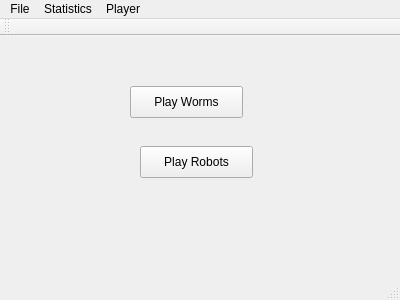
First picture: the form in gui/mainwindow.ui, repository ezfe/qtrepo_eline_mestiasz, before the edit.
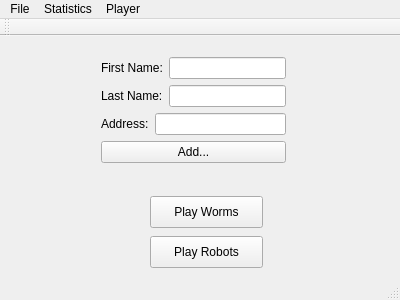
Second picture: the form after the edit.

What changed in the file:
```diff
--- a/gui/mainwindow.ui
+++ b/gui/mainwindow.ui
@@ -17,8 +17,8 @@
    <widget class="QPushButton" name="playWormsButton">
     <property name="geometry">
      <rect>
-      <x>130</x>
-      <y>50</y>
+      <x>150</x>
+      <y>160</y>
       <width>113</width>
       <height>32</height>
      </rect>
@@ -30,8 +30,8 @@
    <widget class="QPushButton" name="playRobotsButton">
     <property name="geometry">
      <rect>
-      <x>140</x>
-      <y>110</y>
+      <x>150</x>
+      <y>200</y>
       <width>113</width>
       <height>32</height>
      </rect>
@@ -40,6 +40,67 @@
      <string>Play Robots</string>
     </property>
    </widget>
+   <widget class="QWidget" name="addPlayerFields" native="true">
+    <property name="geometry">
+     <rect>
+      <x>90</x>
+      <y>10</y>
+      <width>207</width>
+      <height>132</height>
+     </rect>
+    </property>
+    <layout class="QVBoxLayout" name="verticalLayout">
+     <item>
+      <layout class="QHBoxLayout" name="horizontalLayout_3">
+       <item>
+        <widget class="QLabel" name="label">
+         <property name="text">
+          <string>First Name:</string>
+         </property>
+        </widget>
+       </item>
+       <item>
+        <widget class="QLineEdit" name="lineEdit"/>
+       </item>
+      </layout>
+     </item>
+     <item>
+      <layout class="QHBoxLayout" name="horizontalLayout_2">
+       <item>
+        <widget class="QLabel" name="label_2">
+         <property name="text">
+          <string>Last Name:</string>
+         </property>
+        </widget>
+       </item>
+       <item>
+        <widget class="QLineEdit" name="lineEdit_2"/>
+       </item>
+      </layout>
+     </item>
+     <item>
+      <layout class="QHBoxLayout" name="horizontalLayout">
+       <item>
+        <widget class="QLabel" name="label_3">
+         <property name="text">
+          <string>Address:</string>
+         </property>
+        </widget>
+       </item>
+       <item>
+        <widget class="QLineEdit" name="lineEdit_3"/>
+       </item>
+      </layout>
+     </item>
+     <item>
+      <widget class="QPushButton" name="pushButton">
+       <property name="text">
+        <string>Add...</string>
+       </property>
+      </widget>
+     </item>
+    </layout>
+   </widget>
   </widget>
   <widget class="QMenuBar" name="menuBar">
    <property name="geometry">
```
